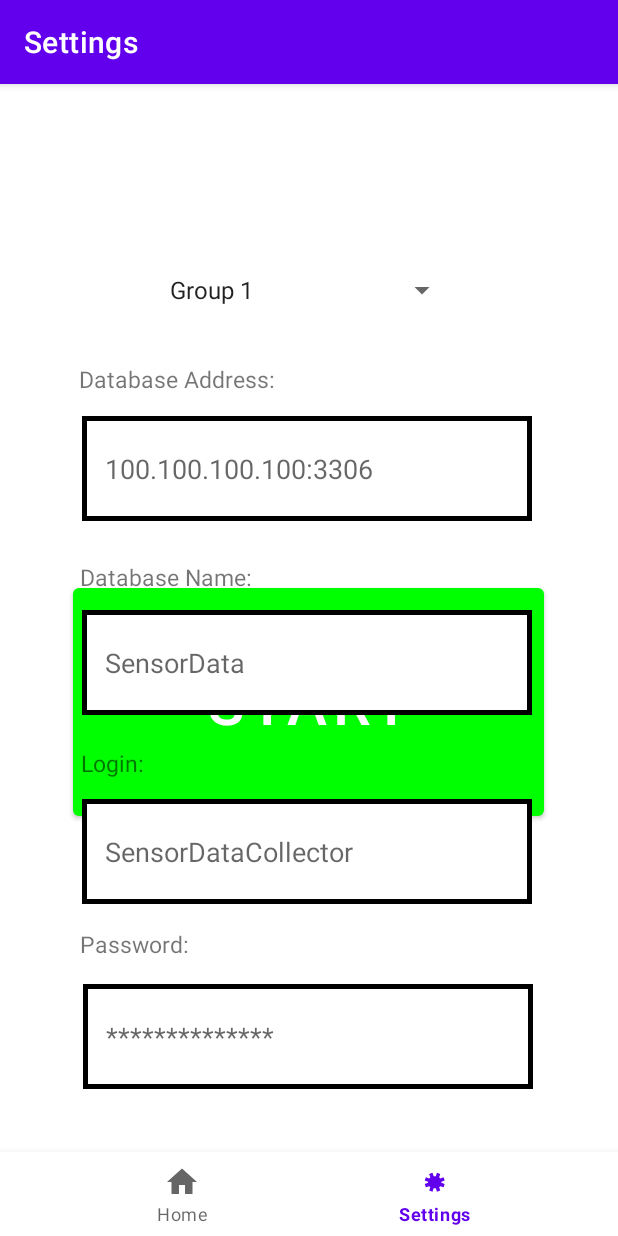
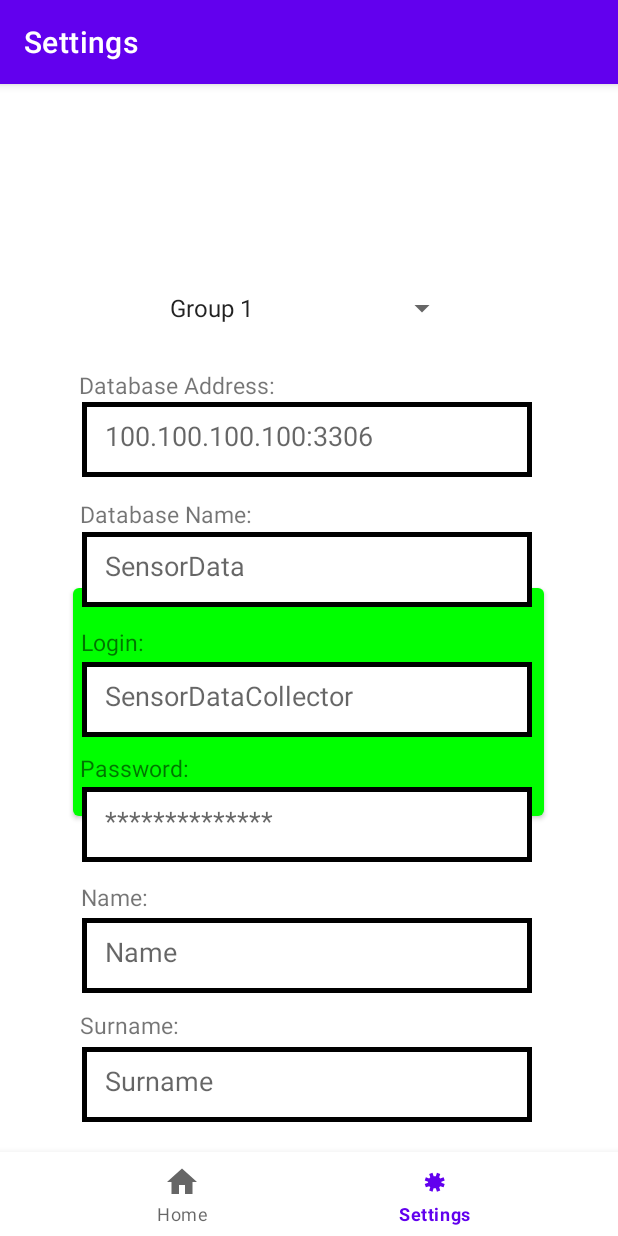
Before and after one commit to GorudoYami/SensorDataCollector, an Android app: the NotificationsFragment screen opened through its navigation route, on a phone screen of 412 x 824 dp. Run offline under Robolectric (Android 15) with nearby library versions, the phone set to English and light mode, and no system bars; our stand-ins replace navigation-ui.

Commit message:
add name/surname

```diff
--- a/app/src/main/java/pl/polsl/sensordatacollector/MainActivity.kt
+++ b/app/src/main/java/pl/polsl/sensordatacollector/MainActivity.kt
@@ -22,7 +22,7 @@ class MainActivity : AppCompatActivity() {
         binding = ActivityMainBinding.inflate(layoutInflater)
         setContentView(binding.root)
 
-        val navView: BottomNavigationView = binding.navView
+        val navView: BottomNavigationView = findViewById(R.id.nav_view)
         val navController = findNavController(R.id.nav_host_fragment_activity_main)
 
         // Passing each menu ID as a set of Ids because each
--- a/app/src/main/java/pl/polsl/sensordatacollector/ui/notifications/NotificationsFragment.kt
+++ b/app/src/main/java/pl/polsl/sensordatacollector/ui/notifications/NotificationsFragment.kt
@@ -47,12 +47,16 @@ class NotificationsFragment : Fragment() {
         val editTextDatabaseName: EditText = binding.editTextDatabaseName
         val editTextLogin: EditText = binding.editTextLogin
         val editTextPassword: EditText = binding.editTextPassword
+        val editTextName: EditText = binding.editTextName
+        val editTextSurname: EditText = binding.editTextSurname
         val spinnerGroup: Spinner = binding.spinnerGroup
 
         editor.putString("database_address", editTextDatabaseAddress.text.toString())
         editor.putString("database_name", editTextDatabaseName.text.toString())
         editor.putString("login", editTextLogin.text.toString())
         editor.putString("password", editTextPassword.text.toString())
+        editor.putString("name", editTextName.text.toString())
+        editor.putString("surname", editTextSurname.text.toString())
         editor.putString("selected_group", spinnerGroup.selectedItem.toString())
 
         editor.apply()
@@ -65,12 +69,17 @@ class NotificationsFragment : Fragment() {
         val editTextDatabaseName: EditText = binding.editTextDatabaseName
         val editTextLogin: EditText = binding.editTextLogin
         val editTextPassword: EditText = binding.editTextPassword
+        val editTextName: EditText = binding.editTextName
+        val editTextSurname: EditText = binding.editTextSurname
         val spinnerGroup: Spinner = binding.spinnerGroup
 
         editTextDatabaseAddress.setText(sharedPreferences.getString("database_address", ""))
         editTextDatabaseName.setText(sharedPreferences.getString("database_name", ""))
         editTextLogin.setText(sharedPreferences.getString("login", ""))
         editTextPassword.setText(sharedPreferences.getString("password", ""))
+        editTextName.setText(sharedPreferences.getString("name", ""))
+        editTextSurname.setText(sharedPreferences.getString("surname", ""))
+
 
         val options = arrayOf("Group 1", "Group 2", "Group 3")
         val adapter = ArrayAdapter(requireContext(), android.R.layout.simple_spinner_item, options)
--- a/app/src/main/res/layout/fragment_home.xml
+++ b/app/src/main/res/layout/fragment_home.xml
@@ -33,15 +33,4 @@
         app:layout_constraintStart_toStartOf="parent"
         app:layout_constraintTop_toTopOf="parent" />
 
-    <Button
-        android:id="@+id/button3"
-        android:layout_width="wrap_content"
-        android:layout_height="wrap_content"
-        android:text="home"
-        app:layout_constraintBottom_toBottomOf="parent"
-        app:layout_constraintEnd_toEndOf="parent"
-        app:layout_constraintHorizontal_bias="0.315"
-        app:layout_constraintStart_toStartOf="parent"
-        app:layout_constraintTop_toTopOf="parent"
-        app:layout_constraintVertical_bias="0.825" />
 </androidx.constraintlayout.widget.ConstraintLayout>
--- a/app/src/main/res/layout/fragment_notifications.xml
+++ b/app/src/main/res/layout/fragment_notifications.xml
@@ -6,27 +6,13 @@
     android:layout_height="match_parent"
     tools:context=".ui.notifications.NotificationsFragment">
 
-    <TextView
-        android:id="@+id/text_notifications"
-        android:layout_width="match_parent"
-        android:layout_height="wrap_content"
-        android:layout_marginStart="8dp"
-        android:layout_marginTop="8dp"
-        android:layout_marginEnd="8dp"
-        android:textAlignment="center"
-        android:textSize="20sp"
-        app:layout_constraintBottom_toBottomOf="parent"
-        app:layout_constraintEnd_toEndOf="parent"
-        app:layout_constraintStart_toStartOf="parent"
-        app:layout_constraintTop_toTopOf="parent" />
-
     <fragment
         android:id="@+id/nav_host_fragment_activity_main"
         android:name="androidx.navigation.fragment.NavHostFragment"
         android:layout_width="match_parent"
         android:layout_height="match_parent"
         app:defaultNavHost="true"
-        app:layout_constraintHorizontal_bias="0.0"
+        app:layout_constraintHorizontal_bias="1.0"
         app:layout_constraintLeft_toLeftOf="parent"
         app:layout_constraintRight_toRightOf="parent"
         app:layout_constraintTop_toTopOf="parent"
@@ -41,12 +27,12 @@
         app:layout_constraintHorizontal_bias="0.497"
         app:layout_constraintStart_toStartOf="parent"
         app:layout_constraintTop_toTopOf="@+id/nav_host_fragment_activity_main"
-        app:layout_constraintVertical_bias="0.091" />
+        app:layout_constraintVertical_bias="0.109" />
 
     <EditText
         android:id="@+id/editTextDatabaseAddress"
         android:layout_width="300dp"
-        android:layout_height="70dp"
+        android:layout_height="50dp"
         android:background="@drawable/edit_text_border"
         android:hint="100.100.100.100:3306"
         android:padding="15dp"
@@ -55,12 +41,12 @@
         app:layout_constraintHorizontal_bias="0.486"
         app:layout_constraintStart_toStartOf="parent"
         app:layout_constraintTop_toTopOf="@+id/nav_host_fragment_activity_main"
-        app:layout_constraintVertical_bias="0.258" />
+        app:layout_constraintVertical_bias="0.236" />
 
     <EditText
         android:id="@+id/editTextDatabaseName"
         android:layout_width="300dp"
-        android:layout_height="70dp"
+        android:layout_height="50dp"
         android:background="@drawable/edit_text_border"
         android:hint="SensorData"
         android:padding="15dp"
@@ -69,12 +55,12 @@
         app:layout_constraintHorizontal_bias="0.486"
         app:layout_constraintStart_toStartOf="parent"
         app:layout_constraintTop_toTopOf="@+id/nav_host_fragment_activity_main"
-        app:layout_constraintVertical_bias="0.459" />
+        app:layout_constraintVertical_bias="0.367" />
 
     <EditText
         android:id="@+id/editTextLogin"
         android:layout_width="300dp"
-        android:layout_height="70dp"
+        android:layout_height="50dp"
         android:background="@drawable/edit_text_border"
         android:hint="SensorDataCollector"
         android:padding="15dp"
@@ -83,22 +69,52 @@
         app:layout_constraintHorizontal_bias="0.486"
         app:layout_constraintStart_toStartOf="@+id/nav_host_fragment_activity_main"
         app:layout_constraintTop_toTopOf="@+id/nav_host_fragment_activity_main"
-        app:layout_constraintVertical_bias="0.655" />
+        app:layout_constraintVertical_bias="0.497" />
 
     <EditText
         android:id="@+id/editTextPassword"
         android:layout_width="300dp"
-        android:layout_height="70dp"
+        android:layout_height="50dp"
         android:background="@drawable/edit_text_border"
         android:hint="**************"
         android:inputType="textPassword"
         android:padding="15dp"
         app:layout_constraintBottom_toBottomOf="parent"
         app:layout_constraintEnd_toEndOf="parent"
-        app:layout_constraintHorizontal_bias="0.495"
+        app:layout_constraintHorizontal_bias="0.486"
         app:layout_constraintStart_toStartOf="parent"
         app:layout_constraintTop_toTopOf="@+id/nav_host_fragment_activity_main"
-        app:layout_constraintVertical_bias="0.847" />
+        app:layout_constraintVertical_bias="0.623" />
+
+    <EditText
+        android:id="@+id/editTextName"
+        android:layout_width="300dp"
+        android:layout_height="50dp"
+        android:background="@drawable/edit_text_border"
+        android:hint="Name"
+        android:inputType="textPassword"
+        android:padding="15dp"
+        app:layout_constraintBottom_toBottomOf="parent"
+        app:layout_constraintEnd_toEndOf="parent"
+        app:layout_constraintHorizontal_bias="0.486"
+        app:layout_constraintStart_toStartOf="parent"
+        app:layout_constraintTop_toTopOf="@+id/nav_host_fragment_activity_main"
+        app:layout_constraintVertical_bias="0.755" />
+
+    <EditText
+        android:id="@+id/editTextSurname"
+        android:layout_width="300dp"
+        android:layout_height="50dp"
+        android:background="@drawable/edit_text_border"
+        android:hint="Surname"
+        android:inputType="textPassword"
+        android:padding="15dp"
+        app:layout_constraintBottom_toBottomOf="parent"
+        app:layout_constraintEnd_toEndOf="parent"
+        app:layout_constraintHorizontal_bias="0.486"
+        app:layout_constraintStart_toStartOf="parent"
+        app:layout_constraintTop_toTopOf="@+id/nav_host_fragment_activity_main"
+        app:layout_constraintVertical_bias="0.885" />
 
     <TextView
         android:id="@+id/textViewDatabaseAddress"
@@ -111,7 +127,7 @@
         app:layout_constraintHorizontal_bias="0.188"
         app:layout_constraintStart_toStartOf="parent"
         app:layout_constraintTop_toTopOf="@+id/nav_host_fragment_activity_main"
-        app:layout_constraintVertical_bias="0.188" />
+        app:layout_constraintVertical_bias="0.194" />
 
     <TextView
         android:id="@+id/textViewDatabaseName"
@@ -124,7 +140,7 @@
         app:layout_constraintHorizontal_bias="0.179"
         app:layout_constraintStart_toStartOf="parent"
         app:layout_constraintTop_toTopOf="@+id/nav_host_fragment_activity_main"
-        app:layout_constraintVertical_bias="0.379" />
+        app:layout_constraintVertical_bias="0.319" />
 
     <TextView
         android:id="@+id/textViewLogin"
@@ -137,7 +153,7 @@
         app:layout_constraintHorizontal_bias="0.147"
         app:layout_constraintStart_toStartOf="parent"
         app:layout_constraintTop_toTopOf="@+id/nav_host_fragment_activity_main"
-        app:layout_constraintVertical_bias="0.559" />
+        app:layout_constraintVertical_bias="0.442" />
 
     <TextView
         android:id="@+id/textViewTextPassword"
@@ -150,6 +166,32 @@
         app:layout_constraintHorizontal_bias="0.159"
         app:layout_constraintStart_toStartOf="parent"
         app:layout_constraintTop_toTopOf="@+id/nav_host_fragment_activity_main"
-        app:layout_constraintVertical_bias="0.734" />
+        app:layout_constraintVertical_bias="0.564" />
+
+    <TextView
+        android:id="@+id/textViewTextName"
+        android:layout_width="wrap_content"
+        android:layout_height="wrap_content"
+        android:text="Name: "
+        android:textSize="15dp"
+        app:layout_constraintBottom_toBottomOf="parent"
+        app:layout_constraintEnd_toEndOf="parent"
+        app:layout_constraintHorizontal_bias="0.148"
+        app:layout_constraintStart_toStartOf="parent"
+        app:layout_constraintTop_toTopOf="@+id/nav_host_fragment_activity_main"
+        app:layout_constraintVertical_bias="0.688" />
+
+    <TextView
+        android:id="@+id/textViewTextSurname"
+        android:layout_width="wrap_content"
+        android:layout_height="wrap_content"
+        android:text="Surname: "
+        android:textSize="15dp"
+        app:layout_constraintBottom_toBottomOf="parent"
+        app:layout_constraintEnd_toEndOf="parent"
+        app:layout_constraintHorizontal_bias="0.156"
+        app:layout_constraintStart_toStartOf="parent"
+        app:layout_constraintTop_toTopOf="@+id/nav_host_fragment_activity_main"
+        app:layout_constraintVertical_bias="0.812" />
 
 </androidx.constraintlayout.widget.ConstraintLayout>
```
